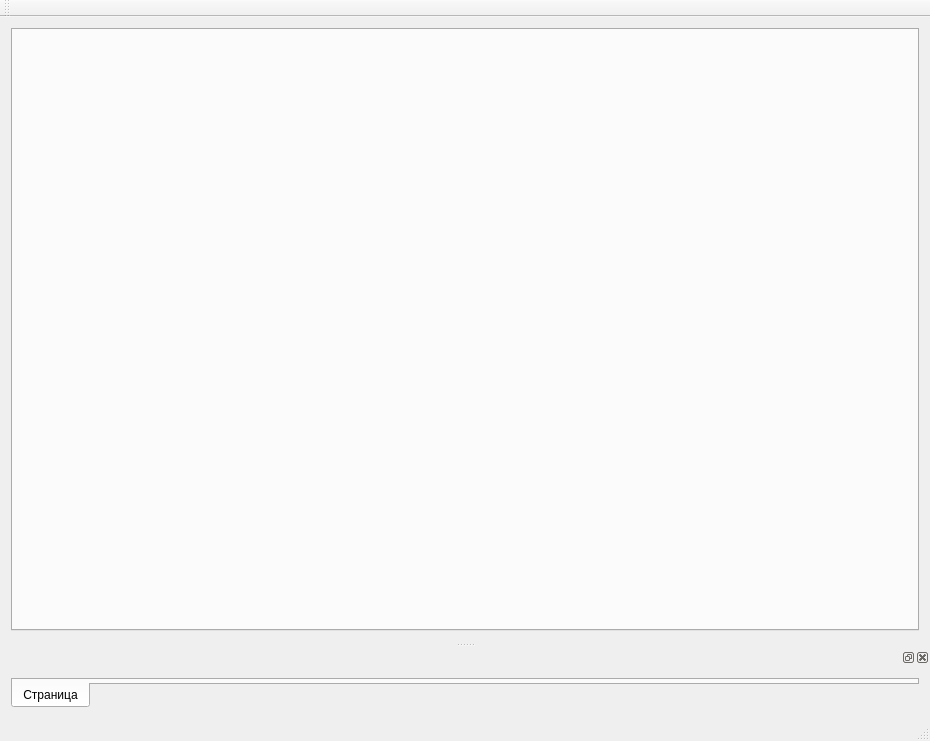
First picture: the form in StandGenerator/mainwindow.ui, repository breton75/ksuts, before the edit.
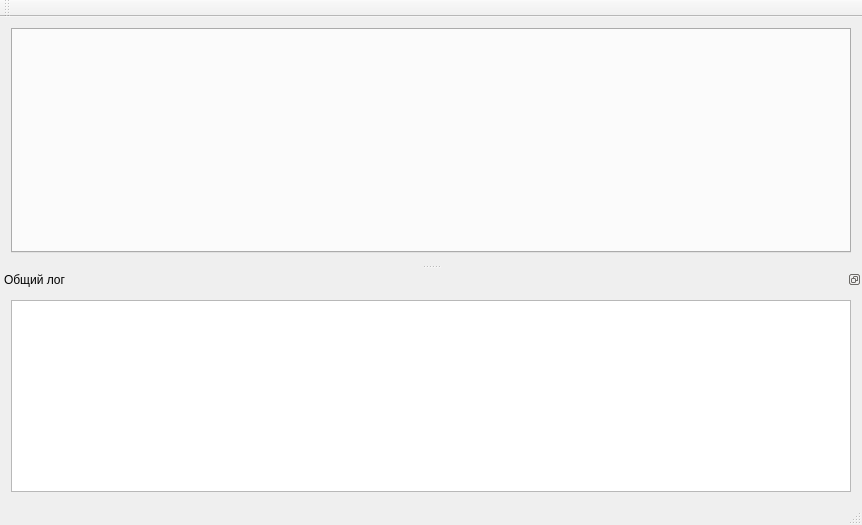
Second picture: the form after the edit.

```diff
--- a/StandGenerator/mainwindow.ui
+++ b/StandGenerator/mainwindow.ui
@@ -6,8 +6,8 @@
    <rect>
     <x>0</x>
     <y>0</y>
-    <width>930</width>
-    <height>741</height>
+    <width>862</width>
+    <height>525</height>
    </rect>
   </property>
   <property name="windowTitle">
@@ -43,26 +43,23 @@
    </attribute>
   </widget>
   <widget class="QStatusBar" name="statusBar"/>
-  <widget class="QDockWidget" name="dockWidget">
+  <widget class="QDockWidget" name="dockMainLog">
+   <property name="floating">
+    <bool>false</bool>
+   </property>
+   <property name="features">
+    <set>QDockWidget::DockWidgetFloatable|QDockWidget::DockWidgetMovable</set>
+   </property>
+   <property name="windowTitle">
+    <string>Общий лог</string>
+   </property>
    <attribute name="dockWidgetArea">
     <number>8</number>
    </attribute>
    <widget class="QWidget" name="dockWidgetContents">
     <layout class="QVBoxLayout" name="verticalLayout_2">
      <item>
-      <widget class="QTabWidget" name="tabLogs">
-       <property name="tabPosition">
-        <enum>QTabWidget::South</enum>
-       </property>
-       <property name="currentIndex">
-        <number>0</number>
-       </property>
-       <widget class="QWidget" name="tab">
-        <attribute name="title">
-         <string>Страница</string>
-        </attribute>
-       </widget>
-      </widget>
+      <widget class="QTextEdit" name="textMainLog"/>
      </item>
     </layout>
    </widget>
```
Left out of the diff: 2 changed lines with no effect on the pictures.
